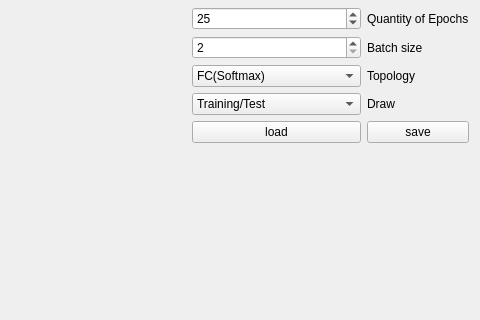
The window that src/ui/trainingwidget.ui (parnet/QS_ArchNeuralNet) describes before a commit, drawn with Qt 5; both pictures show x 320 to 800 and y 90 to 410 of the 800 by 500 pixel window.
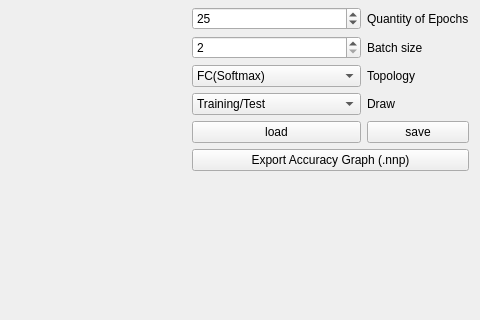
The same window after the commit. Custom widgets are drawn as their Qt base class.

Commit message: Fixed Export Button (.nnp) in TrainingWidget

```diff
--- a/src/ui/trainingwidget.ui
+++ b/src/ui/trainingwidget.ui
@@ -284,6 +284,13 @@
        </item>
       </layout>
      </item>
+     <item>
+      <widget class="QPushButton" name="btn_exportAccuracy">
+       <property name="text">
+        <string>Export Accuracy Graph (.nnp)</string>
+       </property>
+      </widget>
+     </item>
      <item>
       <widget class="QCustomPlot" name="smallChart" native="true">
        <property name="sizePolicy">
```
The commit also changes 3 other files.
